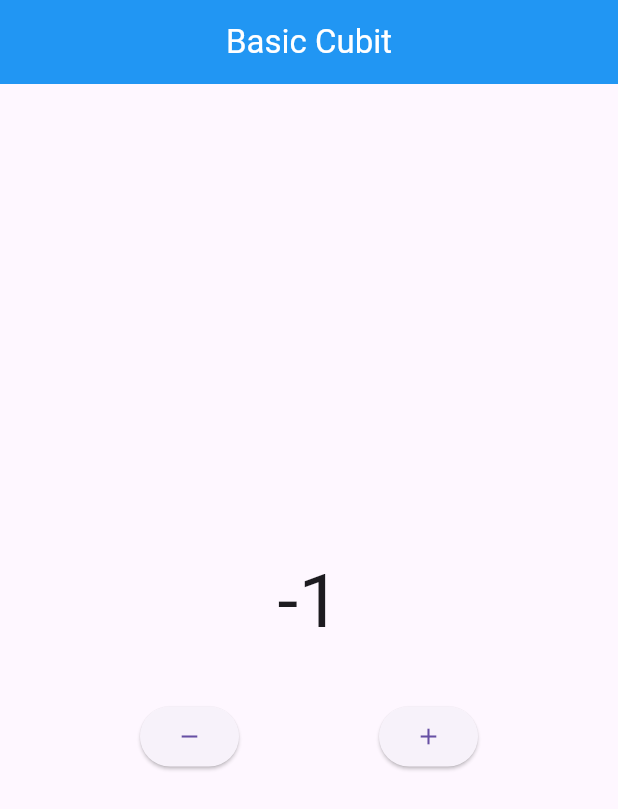
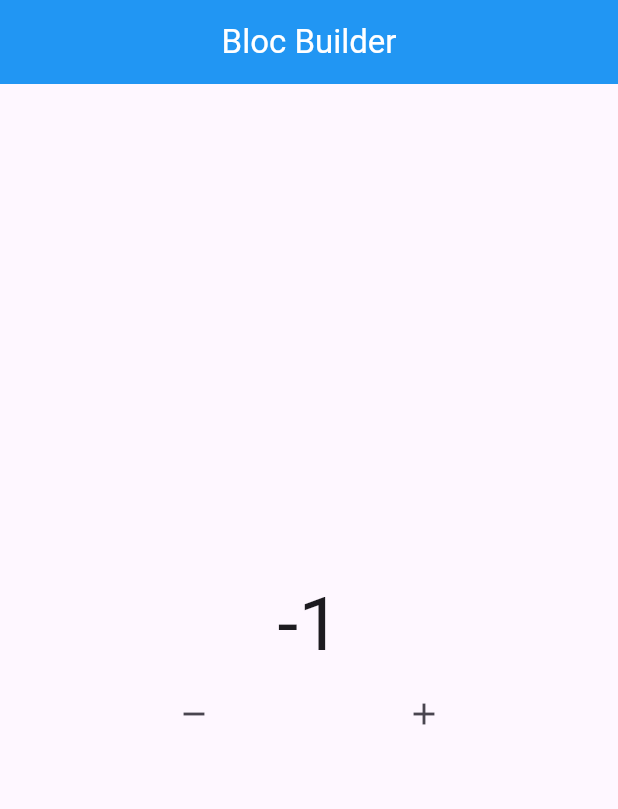
Before and after one commit to rudynurafif/cubitbloc_state_management, a Flutter app: the screen it shows after launch, after a tap on the "remove" icon, on a phone screen of 412 x 824 dp. Shown: the top 809 px of the screen. Run offline on Flutter 3.47's test engine with Material 3 defaults, Android fonts, the phone set to English and light mode, and no system bars; our stand-ins replace bloc.

Commit message:
Before bloc builder

```diff
--- /dev/null
+++ b/lib/bloc/counter.dart
@@ -0,0 +1,23 @@
+import 'package:bloc/bloc.dart';
+
+class Counter extends Cubit<int> {
+  int initData;
+
+  Counter({this.initData = 0}) : super(initData);
+
+  void increment() => emit(state + 1);
+
+  void decrement() => emit(state - 1);
+
+  @override
+  void onChange(Change<int> change) {
+    super.onChange(change);
+    print(change);
+  }
+
+  @override
+  void onError(Object error, StackTrace stackTrace) {
+    super.onError(error, stackTrace);
+    print(error);
+  }
+}
--- a/lib/main.dart
+++ b/lib/main.dart
@@ -1,4 +1,5 @@
-import 'package:cubitbloc_state_management/basic_cubit.dart';
+import 'package:cubitbloc_state_management/pages/basic_cubit.dart';
+import 'package:cubitbloc_state_management/pages/bloc_builder.dart';
 import 'package:flutter/material.dart';
 
 void main() {
@@ -12,8 +13,8 @@ class MyApp extends StatelessWidget {
   @override
   Widget build(BuildContext context) {
     return MaterialApp(
-      debugShowCheckedModeBanner: false,
-      home: BasicCubit(),
+      // debugShowCheckedModeBanner: false,
+      home: BlocBuilderPage(),
     );
   }
 }
--- /dev/null
+++ b/lib/pages/bloc_builder.dart
@@ -0,0 +1,50 @@
+import 'package:cubitbloc_state_management/bloc/counter.dart';
+import 'package:flutter/material.dart';
+
+class BlocBuilderPage extends StatelessWidget {
+  Counter mycounter = Counter();
+
+  @override
+  Widget build(BuildContext context) {
+    return Scaffold(
+      appBar: AppBar(
+        title: const Text(
+          "Bloc Builder",
+          style: TextStyle(color: Colors.white),
+        ),
+        backgroundColor: Colors.blue,
+        centerTitle: true,
+      ),
+      body: Column(
+        mainAxisAlignment: MainAxisAlignment.center,
+        children: [
+          StreamBuilder(
+            initialData: mycounter.initData,
+            stream: mycounter.stream,
+            builder: (context, snapshot) {
+              return Text(
+                "${snapshot.data}",
+                style: const TextStyle(fontSize: 50),
+              );
+            },
+          ),
+          Row(
+            mainAxisAlignment: MainAxisAlignment.spaceEvenly,
+            children: [
+              IconButton(
+                  onPressed: () {
+                    mycounter.decrement();
+                  },
+                  icon: const Icon(Icons.remove)),
+              IconButton(
+                  onPressed: () {
+                    mycounter.increment();
+                  },
+                  icon: const Icon(Icons.add)),
+            ],
+          )
+        ],
+      ),
+    );
+  }
+}
```
Also changed, not shown: lib/pages/basic_cubit.dart (renamed from lib/basic_cubit.dart).
